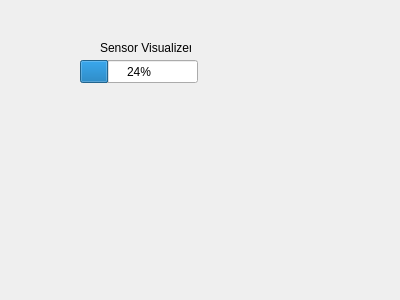
Old version of the form rqt_pr2_hand_syntouch_sensor_interface/resource/sensorvisualizer.ui in the repository BigMacStorm/PR2_hapticSensorResearch.
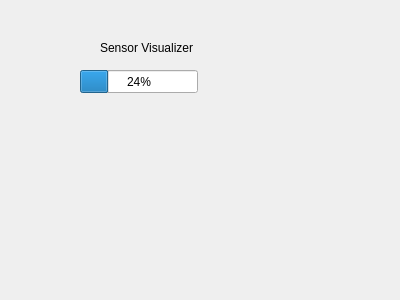
New version of the form.

The edit to the form file:
```diff
--- a/rqt_pr2_hand_syntouch_sensor_interface/resource/sensorvisualizer.ui
+++ b/rqt_pr2_hand_syntouch_sensor_interface/resource/sensorvisualizer.ui
@@ -18,7 +18,7 @@
     <rect>
      <x>100</x>
      <y>40</y>
-     <width>91</width>
+     <width>131</width>
      <height>16</height>
     </rect>
    </property>
@@ -30,7 +30,7 @@
    <property name="geometry">
     <rect>
      <x>80</x>
-     <y>60</y>
+     <y>70</y>
      <width>118</width>
      <height>23</height>
     </rect>
```
